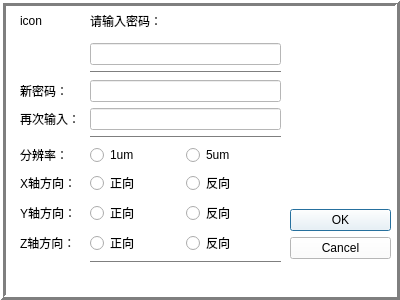
The window that settingdialog.ui (taiyuankejizhu/SparkZNC) describes before a commit, drawn with Qt 5.
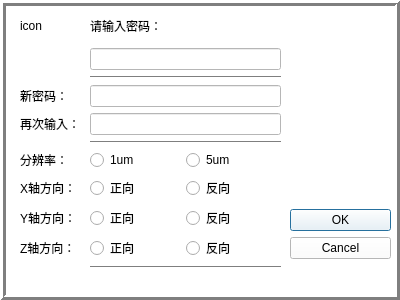
The same window after the commit.

The edit to the form file:
```diff
--- a/settingdialog.ui
+++ b/settingdialog.ui
@@ -455,7 +455,7 @@
       <x>10</x>
       <y>0</y>
       <width>281</width>
-      <height>303</height>
+      <height>313</height>
      </rect>
     </property>
     <layout class="QFormLayout" name="formLayout">
@@ -472,7 +472,7 @@
       <number>10</number>
      </property>
      <property name="topMargin">
-      <number>5</number>
+      <number>10</number>
      </property>
      <property name="rightMargin">
       <number>10</number>
```
